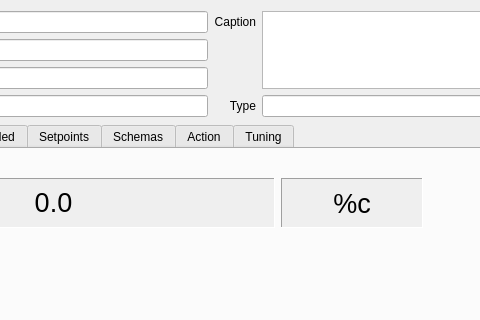
Old version of the form lib/Ui/DialogSignalInfo.ui in the repository whiteman-kr/u7set; both pictures show x 190 to 670 and y 0 to 320 of the 761 by 485 pixel window.
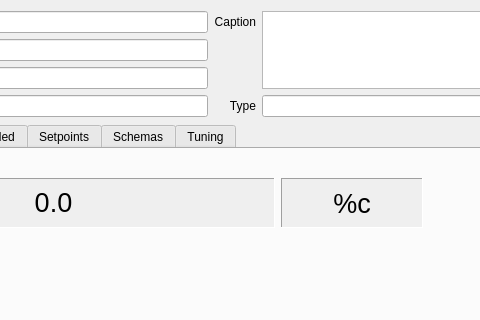
New version of the form. Icons and pictures are not drawn. Custom widgets are drawn as their Qt base class.

What changed in the file:
```diff
--- a/lib/Ui/DialogSignalInfo.ui
+++ b/lib/Ui/DialogSignalInfo.ui
@@ -578,11 +578,6 @@
          </item>
         </layout>
        </widget>
-       <widget class="QWidget" name="tabAction">
-        <attribute name="title">
-         <string>Action</string>
-        </attribute>
-       </widget>
        <widget class="QWidget" name="tabTuning">
         <attribute name="title">
          <string>Tuning</string>
```
